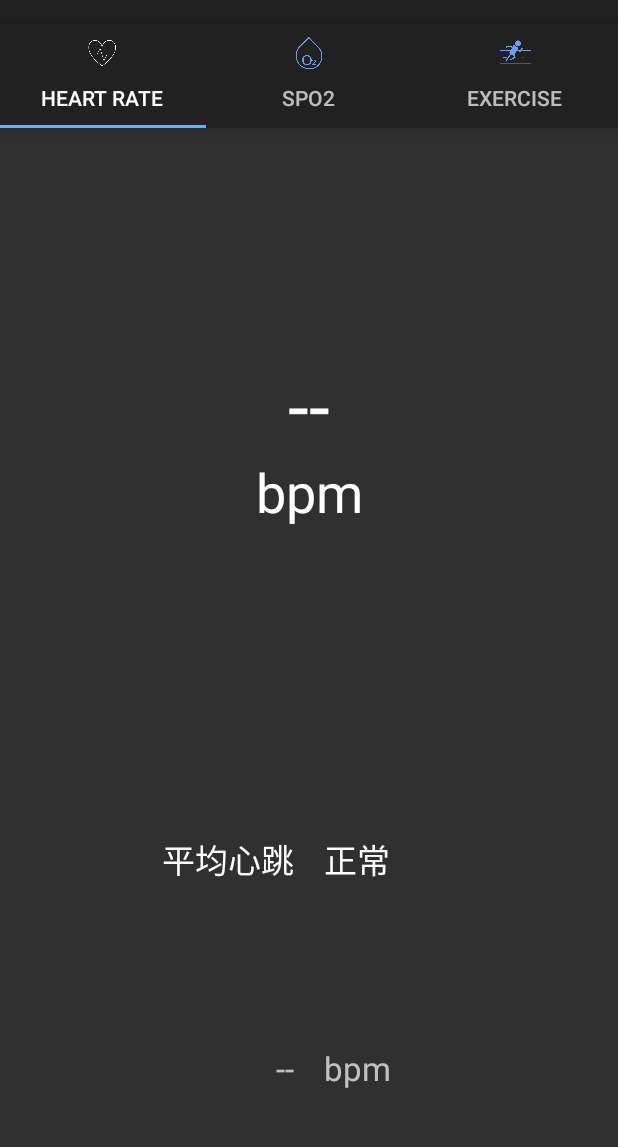
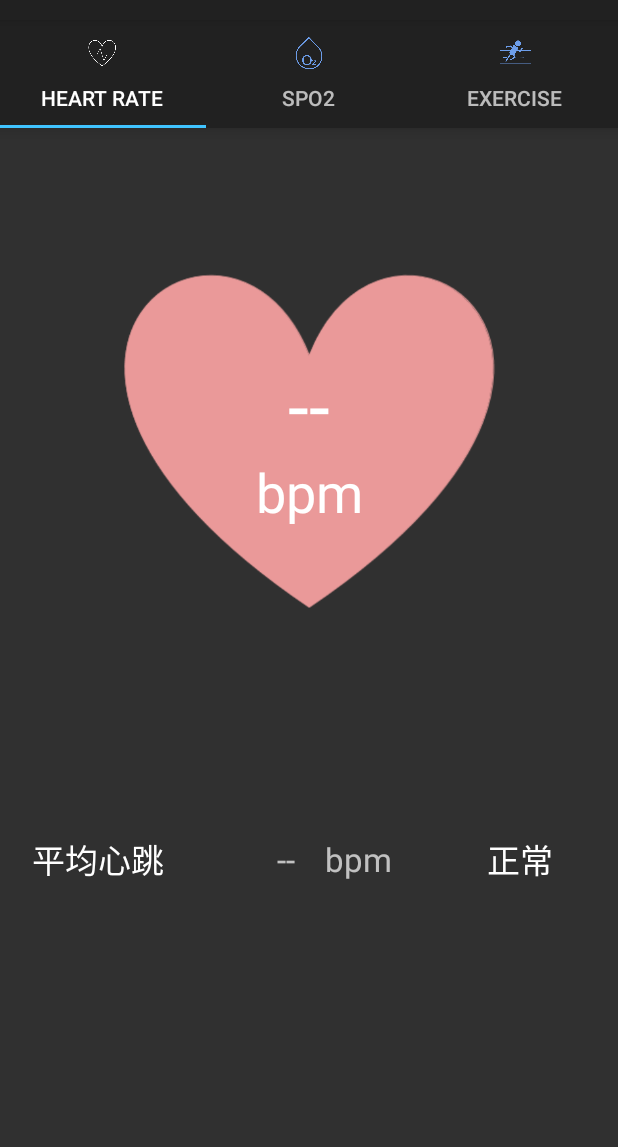
Before and after one commit to VickyWuX360/MicroProject, an Android app: the HeartFragment screen opened directly, with no data from a screen before it, on a phone screen of 412 x 824 dp, the part 64-1211 px from its top. Run offline under Robolectric (Android 15) with nearby library versions, the light colour scheme and no system bars; libraries missing offline, so code that uses them is left out: org.achartengine, org.achartengine.chart, org.achartengine.model, org.achartengine.renderer; 2 statements that could not run were skipped.

Commit message:
1. SPO2 剩下抓數據 & 日期 2. Heart Rate 剩下 抓數據 3. Exercise 尚未做 4. MainActivity add HttpTask

```diff
--- a/TabApplication/app/src/main/java/com/example/wu/tabapplication/HeartFragment.java
+++ b/TabApplication/app/src/main/java/com/example/wu/tabapplication/HeartFragment.java
@@ -1,5 +1,7 @@
 package com.example.wu.tabapplication;
 
+import android.animation.AnimatorSet;
+import android.animation.ObjectAnimator;
 import android.content.Context;
 import android.graphics.Color;
 import android.graphics.Paint;
@@ -62,8 +64,8 @@ public class HeartFragment extends Fragment {
     int[] ycache = new int[20];
     // TODO: Rename and change types of parameters
 
-
-    ImageView imageView_heart;
+    public Animation zoomin, zoomout; //declared as public
+    public ImageView imageView_heart;
 
 
     public HeartFragment() {
@@ -88,6 +90,11 @@ public class HeartFragment extends Fragment {
         super.onActivityCreated(savedInstanceState);
         setHasOptionsMenu(true);
         setView();
+
+        //  animation
+        zoomin = AnimationUtils.loadAnimation(getActivity(), R.anim.zoomin);
+        zoomout = AnimationUtils.loadAnimation(getActivity(), R.anim.zoomout);
+
 
 
     /* --------------- draw chart ---------------*/
@@ -126,15 +133,51 @@ public class HeartFragment extends Fragment {
     /* --------------- draw chart ---------------*/
 
 
-//
-//        Animation pulse = AnimationUtils.loadAnimation(getActivity(), R.anim.pulse);
-//        imageView_heart.startAnimation(pulse);
+        /* ------------ animation -------------- */
+        imageView_heart.setAnimation(zoomin);
+
+        zoomin.setAnimationListener(new Animation.AnimationListener() {
+
+            @Override
+            public void onAnimationStart(Animation arg0) {
+            }
+
+            @Override
+            public void onAnimationRepeat(Animation arg0) {
+            }
+
+            @Override
+            public void onAnimationEnd(Animation arg0) {
+                imageView_heart.startAnimation(zoomout);
+            }
+        });
+        zoomout.setAnimationListener(new Animation.AnimationListener() {
+
+            @Override
+            public void onAnimationStart(Animation arg0) {
+                // TODO Auto-generated method stub
+
+            }
+
+            @Override
+            public void onAnimationRepeat(Animation arg0) {
+                // TODO Auto-generated method stub
+
+            }
+
+            @Override
+            public void onAnimationEnd(Animation arg0) {
+                imageView_heart.startAnimation(zoomin);
+
+            }
+        });
 
     }
 
+
     // TODO: Rename method, update argument and hook method into UI event
     public void setView() {
-//        imageView_heart = (ImageView) getActivity().findViewById(R.id.imageView_heart);
+        imageView_heart = (ImageView) getActivity().findViewById(R.id.imageView_heart);
         llChart = (LinearLayout) getActivity().findViewById(R.id.llChart);
     }
 
@@ -148,6 +191,7 @@ public class HeartFragment extends Fragment {
     public void onDetach() {
         super.onDetach();
     }
+
 
     /* --------------- draw chart ---------------*/
 
--- a/TabApplication/app/src/main/res/anim/pulse.xml
+++ /dev/null
@@ -1,13 +0,0 @@
-<?xml version="1.0" encoding="utf-8"?>
-<scale xmlns:android="http://schemas.android.com/apk/res/android"
-    android:duration="1000"
-    android:fromAlpha="1.0"
-    android:toAlpha="0.1"
-    android:fromXScale="1"
-    android:fromYScale="1"
-    android:pivotX="50%"
-    android:pivotY="50%"
-    android:repeatCount="1"
-    android:repeatMode="reverse"
-    android:toXScale="0.5"
-    android:toYScale="0.5" />
--- /dev/null
+++ b/TabApplication/app/src/main/res/anim/zoomin.xml
@@ -0,0 +1,14 @@
+<?xml version="1.0" encoding="utf-8"?>
+<set xmlns:android="http://schemas.android.com/apk/res/android">
+    <scale xmlns:android="http://schemas.android.com/apk/res/android"
+        android:duration="1200"
+        android:fromXScale="0.8"
+        android:fromYScale="0.8"
+        android:pivotX="50%"
+        android:pivotY="50%"
+        android:toXScale="1.2"
+        android:toYScale="1.2"></scale>
+</set>
+<!-- pivotX picotY 改變的話圖片會位移 -->
+<!-- formXScale fromYScale 可改變 X, Y 起始放大縮小比例 -->
+    <!-- formXScale fromYScale 可改變 X, Y 最後放大縮小比例 -->
--- /dev/null
+++ b/TabApplication/app/src/main/res/anim/zoomout.xml
@@ -0,0 +1,12 @@
+<?xml version="1.0" encoding="utf-8"?>
+<set xmlns:android="http://schemas.android.com/apk/res/android"
+    android:fillAfter="true">
+    <scale xmlns:android="http://schemas.android.com/apk/res/android"
+        android:duration="1200"
+        android:fromXScale="1.2"
+        android:fromYScale="1.2"
+        android:pivotX="50%"
+        android:pivotY="50%"
+        android:toXScale="0.8"
+        android:toYScale="0.8"></scale>
+</set>
--- a/TabApplication/app/src/main/res/layout/fragment_heart.xml
+++ b/TabApplication/app/src/main/res/layout/fragment_heart.xml
@@ -14,12 +14,13 @@
         android:orientation="vertical">
 
         <!--插入動畫背景-->
-        <!--<ImageView-->
-        <!--android:id="@+id/imageView_heart"-->
-        <!--android:layout_width="match_parent"-->
-        <!--android:layout_height="match_parent"-->
-        <!--android:src="@drawable/icon_state_spo2"-->
-        <!--android:gravity="center" />-->
+        <ImageView
+            android:id="@+id/imageView_heart"
+            android:layout_width="match_parent"
+            android:layout_height="match_parent"
+            android:layout_margin="30dp"
+            android:gravity="center"
+            android:src="@drawable/zoomheart" />
 
         <RelativeLayout
             android:layout_width="match_parent"
@@ -67,9 +68,29 @@
                 android:layout_height="match_parent"
                 android:layout_margin="@dimen/margin_small"
                 android:layout_weight="1"
-                android:gravity="right|center"
+                android:gravity="center"
                 android:text="@string/average_heart_beat"
                 android:textColor="@color/white"
+                android:textSize="@dimen/text_size_normal" />
+
+            <TextView
+                android:id="@+id/textView_avg_heart_value"
+                android:layout_width="match_parent"
+                android:layout_height="match_parent"
+                android:layout_margin="@dimen/margin_small"
+                android:layout_weight="1.2"
+                android:gravity="right|center"
+                android:text="--"
+                android:textSize="@dimen/text_size_normal" />
+
+            <TextView
+                android:id="@+id/textView_avg_heart2"
+                android:layout_width="match_parent"
+                android:layout_height="match_parent"
+                android:layout_margin="@dimen/margin_small"
+                android:layout_weight="1.2"
+                android:gravity="left|center"
+                android:text="@string/unit_bpm"
                 android:textSize="@dimen/text_size_normal" />
 
             <TextView
@@ -78,7 +99,7 @@
                 android:layout_height="match_parent"
                 android:layout_margin="@dimen/margin_small"
                 android:layout_weight="1"
-                android:gravity="left|center"
+                android:gravity="center"
                 android:text="@string/heart_beat_normal"
                 android:textColor="@color/white"
                 android:textSize="@dimen/text_size_normal" />
@@ -93,25 +114,6 @@
             android:gravity="center"
             android:orientation="horizontal">
 
-            <TextView
-                android:id="@+id/textView_avg_heart_value"
-                android:layout_width="match_parent"
-                android:layout_height="match_parent"
-                android:layout_margin="@dimen/margin_small"
-                android:layout_weight="1"
-                android:gravity="right|center"
-                android:text="--"
-                android:textSize="@dimen/text_size_normal" />
-
-            <TextView
-                android:id="@+id/textView_avg_heart2"
-                android:layout_width="match_parent"
-                android:layout_height="match_parent"
-                android:layout_margin="@dimen/margin_small"
-                android:layout_weight="1"
-                android:gravity="left|center"
-                android:text="@string/unit_bpm"
-                android:textSize="@dimen/text_size_normal" />
         </LinearLayout>
 
         <!-- 插圖表進來    -->
```
Also changed, not shown: TabApplication/app/src/main/java/com/example/wu/tabapplication/MainActivity.java (+59 -0 lines), TabApplication/app/src/main/res/layout/fragment_exercise.xml (+24 -7 lines), TabApplication/app/src/main/res/drawable/zoomheart.png (added), 2 other files.
